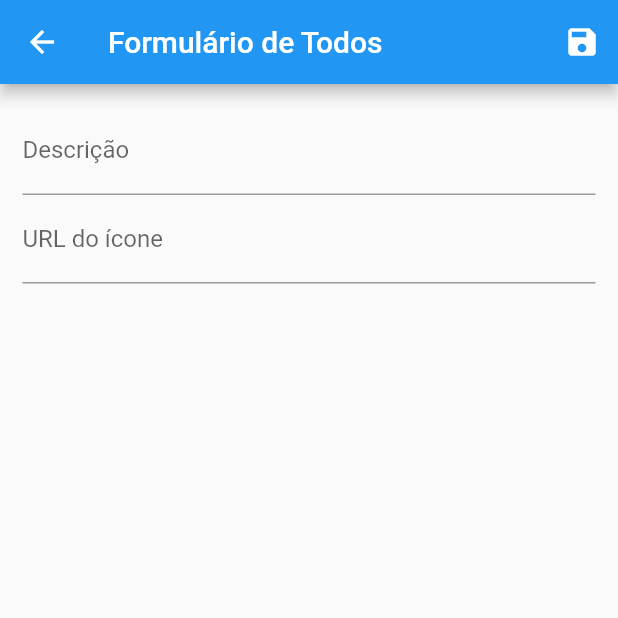
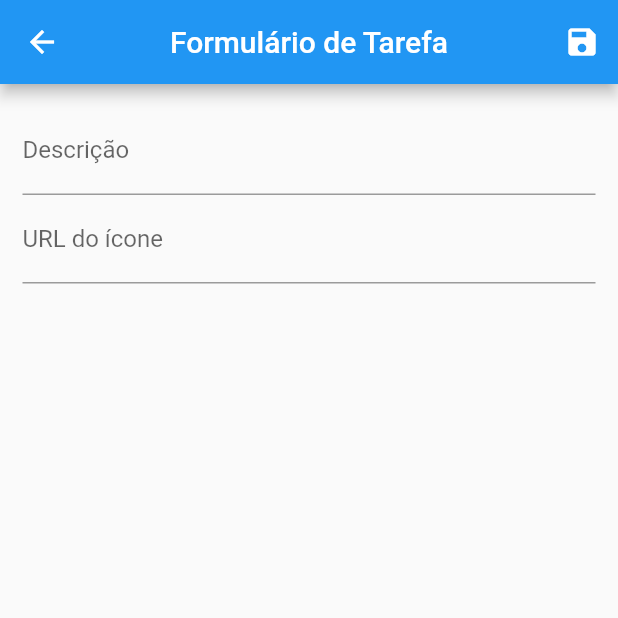
Before and after one commit to HeitorAmaral/flutter-todo-app, a Flutter app: the screen it shows after launch, after a tap on the "add" icon, on a phone screen of 412 x 824 dp, the top half of it. Run offline on Flutter 3.47's test engine with Material 2 defaults, Android fonts, the phone set to English and light mode, and no system bars; network calls fail.

```diff
--- a/lib/components/todo_tile.dart
+++ b/lib/components/todo_tile.dart
@@ -42,8 +42,9 @@ class TodoTile extends StatelessWidget {
                 showDialog(
                   context: context,
                   builder: (ctx) => AlertDialog(
-                    title: Text('Excluir Todo'),
-                    content: Text('Tem certeza?'),
+                    title: Text('Excluir Tarefa'),
+                    content: Text(
+                        'Tem certeza que deseja excluir permanentemente a tarefa?'),
                     actions: <Widget>[
                       FlatButton(
                         child: Text('Não'),
--- a/lib/provider/todos.dart
+++ b/lib/provider/todos.dart
@@ -1,3 +1,4 @@
+import 'dart:collection';
 import 'dart:convert';
 
 import 'package:flutter/material.dart';
@@ -7,13 +8,36 @@ import 'package:http/http.dart' as http;
 
 class Todos with ChangeNotifier {
   static const _baseUrl = 'https://fir-todo-ba8db.firebaseio.com';
-  final Map<String, Todo> _items = {...DUMMY_TODOS};
+  final Map<String, Todo> _items = {};
+
+  Future<void> get byFirebase async {
+    final response = await http.get(
+      "$_baseUrl/todos.json",
+    );
+    final extractedData = json.decode(response.body) as Map<String, dynamic>;
+
+    extractedData.forEach(
+      (todoId, todoData) {
+        _items.putIfAbsent(
+          todoId,
+          () => Todo(
+            id: todoId,
+            description: todoData['description'],
+            iconUrl: todoData['iconUrl'],
+          ),
+        );
+      },
+    );
+    notifyListeners();
+  }
 
   List<Todo> get all {
-    return [..._items.values];
+    byFirebase;
+    return _items.values;
   }
 
   int get count {
+    byFirebase;
     return _items.length;
   }
 
--- a/lib/views/todo_form.dart
+++ b/lib/views/todo_form.dart
@@ -32,7 +32,8 @@ class _TodoFormState extends State<TodoForm> {
   Widget build(BuildContext context) {
     return Scaffold(
       appBar: AppBar(
-        title: Text("Formulário de Todos"),
+        title: Text("Formulário de Tarefa"),
+        centerTitle: true,
         actions: <Widget>[
           IconButton(
             icon: Icon(Icons.save),
--- a/lib/views/todo_list.dart
+++ b/lib/views/todo_list.dart
@@ -11,7 +11,7 @@ class TodoList extends StatelessWidget {
 
     return Scaffold(
       appBar: AppBar(
-        title: Text('Lista de Todos'),
+        title: Text('Lista de Tarefas'),
         centerTitle: true,
         actions: <Widget>[
           IconButton(
```
